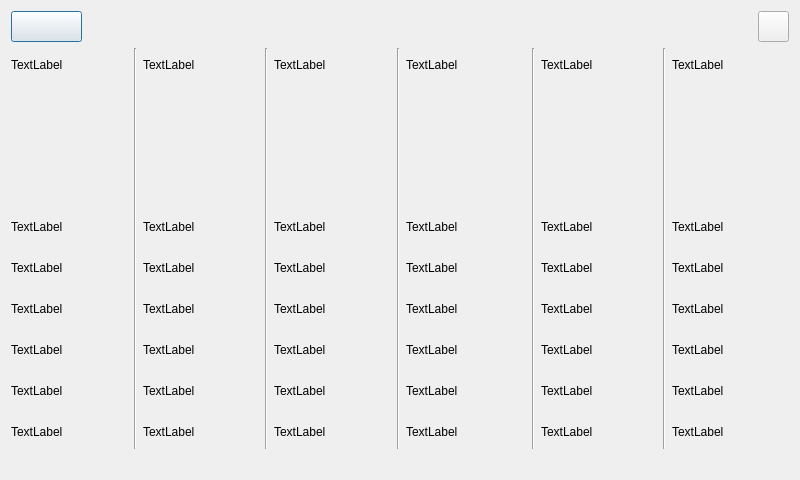
Above: weather.ui from mateusur/Home_automation before the change. Below: the same form after it.
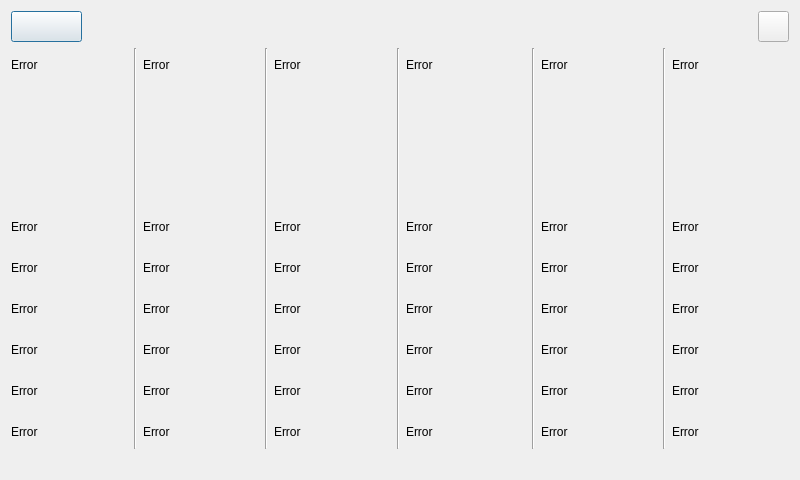
That is the form after the change.

What changed in the file:
```diff
--- a/weather.ui
+++ b/weather.ui
@@ -88,7 +88,7 @@
           </size>
          </property>
          <property name="text">
-          <string>TextLabel</string>
+          <string>Error</string>
          </property>
         </widget>
        </item>
@@ -138,42 +138,42 @@
             </size>
            </property>
            <property name="text">
-            <string>TextLabel</string>
+            <string>Error</string>
            </property>
           </widget>
          </item>
          <item>
           <widget class="QLabel" name="label_feels00">
            <property name="text">
-            <string>TextLabel</string>
+            <string>Error</string>
            </property>
           </widget>
          </item>
          <item>
           <widget class="QLabel" name="label_rain00">
            <property name="text">
-            <string>TextLabel</string>
+            <string>Error</string>
            </property>
           </widget>
          </item>
          <item>
           <widget class="QLabel" name="label_pressure00">
            <property name="text">
-            <string>TextLabel</string>
+            <string>Error</string>
            </property>
           </widget>
          </item>
          <item>
           <widget class="QLabel" name="label_clouds00">
            <property name="text">
-            <string>TextLabel</string>
+            <string>Error</string>
            </property>
           </widget>
          </item>
          <item>
           <widget class="QLabel" name="label_description00">
            <property name="text">
-            <string>TextLabel</string>
+            <string>Error</string>
            </property>
           </widget>
          </item>
@@ -205,7 +205,7 @@
           </size>
          </property>
          <property name="text">
-          <string>TextLabel</string>
+          <string>Error</string>
          </property>
         </widget>
        </item>
@@ -255,42 +255,42 @@
             </size>
            </property>
            <property name="text">
-            <string>TextLabel</string>
+            <string>Error</string>
            </property>
           </widget>
          </item>
          <item>
           <widget class="QLabel" name="label_feels01">
            <property name="text">
-            <string>TextLabel</string>
+            <string>Error</string>
            </property>
           </widget>
          </item>
          <item>
           <widget class="QLabel" name="label_rain01">
            <property name="text">
-            <string>TextLabel</string>
+            <string>Error</string>
            </property>
           </widget>
          </item>
          <item>
           <widget class="QLabel" name="label_pressure01">
            <property name="text">
-            <string>TextLabel</string>
+            <string>Error</string>
            </property>
           </widget>
          </item>
          <item>
           <widget class="QLabel" name="label_clouds01">
            <property name="text">
-            <string>TextLabel</string>
+            <string>Error</string>
            </property>
           </widget>
          </item>
          <item>
           <widget class="QLabel" name="label_description01">
            <property name="text">
-            <string>TextLabel</string>
+            <string>Error</string>
            </property>
           </widget>
          </item>
@@ -322,7 +322,7 @@
           </size>
          </property>
          <property name="text">
-          <string>TextLabel</string>
+          <string>Error</string>
          </property>
         </widget>
        </item>
@@ -372,42 +372,42 @@
             </size>
            </property>
            <property name="text">
-            <string>TextLabel</string>
+            <string>Error</string>
            </property>
           </widget>
          </item>
          <item>
           <widget class="QLabel" name="label_feels02">
            <property name="text">
-            <string>TextLabel</string>
+            <string>Error</string>
            </property>
           </widget>
          </item>
          <item>
           <widget class="QLabel" name="label_rain02">
            <property name="text">
-            <string>TextLabel</string>
+            <string>Error</string>
            </property>
           </widget>
          </item>
          <item>
           <widget class="QLabel" name="label_pressure02">
            <property name="text">
-            <string>TextLabel</string>
+            <string>Error</string>
            </property>
           </widget>
          </item>
          <item>
           <widget class="QLabel" name="label_clouds02">
            <property name="text">
-            <string>TextLabel</string>
+            <string>Error</string>
            </property>
           </widget>
          </item>
          <item>
           <widget class="QLabel" name="label_description02">
            <property name="text">
-            <string>TextLabel</string>
+            <string>Error</string>
            </property>
           </widget>
          </item>
@@ -433,7 +433,7 @@
           </size>
          </property>
          <property name="text">
-          <string>TextLabel</string>
+          <string>Error</string>
          </property>
         </widget>
        </item>
@@ -483,7 +483,7 @@
             </size>
            </property>
            <property name="text">
-            <string>TextLabel</string>
+            <string>Error</string>
            </property>
           </widget>
          </item>
@@ -496,7 +496,7 @@
             </size>
            </property>
            <property name="text">
-            <string>TextLabel</string>
+            <string>Error</string>
            </property>
           </widget>
          </item>
@@ -509,7 +509,7 @@
             </size>
            </property>
            <property name="text">
-            <string>TextLabel</string>
+            <string>Error</string>
            </property>
           </widget>
          </item>
@@ -522,7 +522,7 @@
             </size>
            </property>
            <property name="text">
-            <string>TextLabel</string>
+            <string>Error</string>
            </property>
           </widget>
          </item>
@@ -535,7 +535,7 @@
             </size>
            </property>
            <property name="text">
-            <string>TextLabel</string>
+            <string>Error</string>
            </property>
           </widget>
          </item>
@@ -548,7 +548,7 @@
             </size>
            </property>
            <property name="text">
-            <string>TextLabel</string>
+            <string>Error</string>
            </property>
           </widget>
          </item>
@@ -574,7 +574,7 @@
           </size>
          </property>
          <property name="text">
-          <string>TextLabel</string>
+          <string>Error</string>
          </property>
         </widget>
        </item>
@@ -624,42 +624,42 @@
             </size>
            </property>
            <property name="text">
-            <string>TextLabel</string>
+            <string>Error</string>
            </property>
           </widget>
          </item>
          <item>
           <widget class="QLabel" name="label_feels04">
            <property name="text">
-            <string>TextLabel</string>
+            <string>Error</string>
            </property>
           </widget>
          </item>
          <item>
           <widget class="QLabel" name="label_rain04">
            <property name="text">
-            <string>TextLabel</string>
+            <string>Error</string>
            </property>
           </widget>
          </item>
          <item>
           <widget class="QLabel" name="label_pressure04">
            <property name="text">
-            <string>TextLabel</string>
+            <string>Error</string>
            </property>
           </widget>
          </item>
          <item>
           <widget class="QLabel" name="label_clouds04">
            <property name="text">
-            <string>TextLabel</string>
+            <string>Error</string>
            </property>
           </widget>
          </item>
          <item>
           <widget class="QLabel" name="label_description04">
            <property name="text">
-            <string>TextLabel</string>
+            <string>Error</string>
            </property>
           </widget>
          </item>
@@ -685,7 +685,7 @@
           </size>
          </property>
          <property name="text">
-          <string>TextLabel</string>
+          <string>Error</string>
          </property>
         </widget>
        </item>
@@ -735,42 +735,42 @@
             </size>
            </property>
            <property name="text">
-            <string>TextLabel</string>
+            <string>Error</string>
            </property>
           </widget>
          </item>
          <item>
           <widget class="QLabel" name="label_feels05">
            <property name="text">
-            <string>TextLabel</string>
+            <string>Error</string>
            </property>
           </widget>
          </item>
          <item>
           <widget class="QLabel" name="label_rain05">
            <property name="text">
-            <string>TextLabel</string>
+            <string>Error</string>
            </property>
           </widget>
          </item>
          <item>
           <widget class="QLabel" name="label_pressure05">
            <property name="text">
-            <string>TextLabel</string>
+            <string>Error</string>
            </property>
           </widget>
          </item>
          <item>
           <widget class="QLabel" name="label_clouds05">
            <property name="text">
-            <string>TextLabel</string>
+            <string>Error</string>
            </property>
           </widget>
          </item>
          <item>
           <widget class="QLabel" name="label_description05">
            <property name="text">
-            <string>TextLabel</string>
+            <string>Error</string>
            </property>
           </widget>
          </item>
```
